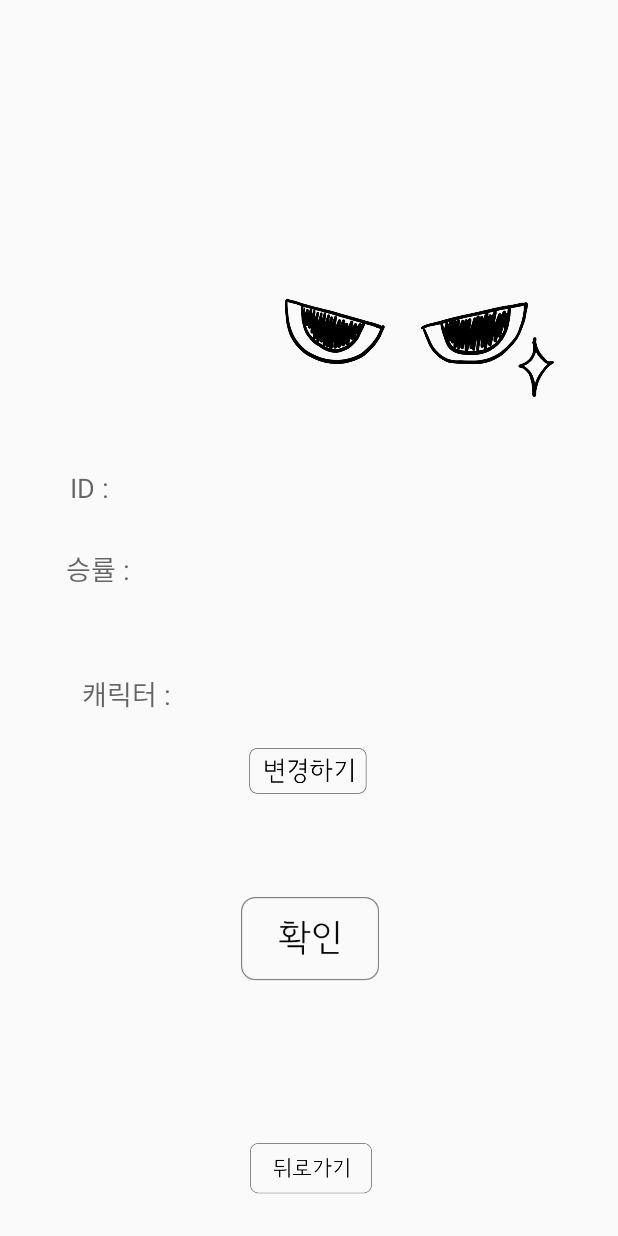
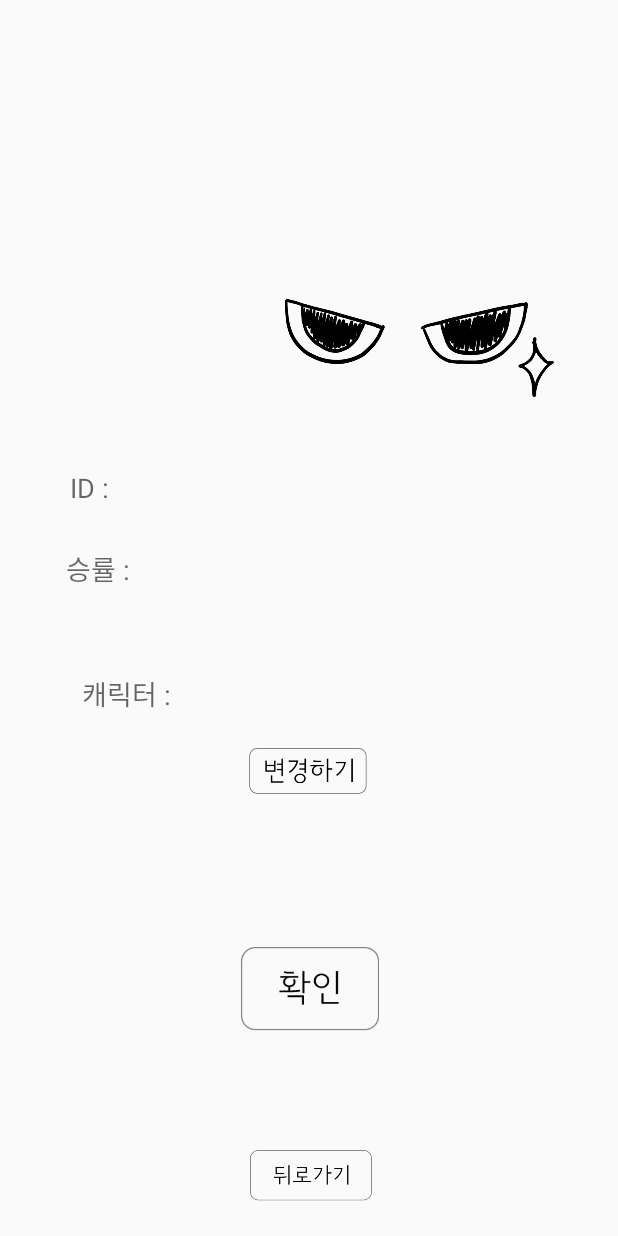
Before and after one commit to rlaeogma12/Online-Eye-Fight-Hanium2018, an Android app: the ProfileActivity screen opened directly, with no data from a screen before it, on a phone screen of 412 x 824 dp. Run offline under Robolectric (Android 15) with nearby library versions, the phone set to English and light mode, and no system bars.

Commit message:
renew UI2

```diff
--- a/app/src/main/java/com/example/cheonyeji/noonsaoomgame/GameActivity.java
+++ b/app/src/main/java/com/example/cheonyeji/noonsaoomgame/GameActivity.java
@@ -122,7 +122,6 @@ public class GameActivity extends AppCompatActivity {
                 {
                     Toast.makeText(getApplicationContext(),"3번 아이템이 클릭되었습니다.",Toast.LENGTH_SHORT).show();
                 }
-
             }
         });
 
--- a/app/src/main/java/com/example/cheonyeji/noonsaoomgame/ProfileActivity.java
+++ b/app/src/main/java/com/example/cheonyeji/noonsaoomgame/ProfileActivity.java
@@ -11,9 +11,10 @@ import android.widget.ImageView;
 import android.widget.TextView;
 
 public class ProfileActivity extends AppCompatActivity {
+    SharedPreferences nickname;
     ImageButton imageButton_confirm, imageButton_change, Button_back;
     ImageView imageview_user;
-    TextView textView_ID, textView_char, textView_record;
+    TextView textView_ID, textView_char, textView_record, player1name;
     int cnt;
 
     // cnt를 그러면 sharedpreference로 만들어야하나? -> 성제오빠 코드랑 비교해서 물어보기
@@ -40,6 +41,9 @@ public class ProfileActivity extends AppCompatActivity {
 
         }
 
+        nickname = getSharedPreferences("nickname", MODE_PRIVATE);
+        TextView player1name = (TextView)findViewById(R.id.player1name);
+        player1name.setText(nickname.getString("nickname",""));
 
         imageButton_change.setOnClickListener(new View.OnClickListener() {
             @Override
--- a/app/src/main/java/com/example/cheonyeji/noonsaoomgame/RoomActivity.java
+++ b/app/src/main/java/com/example/cheonyeji/noonsaoomgame/RoomActivity.java
@@ -18,7 +18,7 @@ public class RoomActivity extends AppCompatActivity {
 
     //사용하는 요소 선언
     ListView RoomList;
-    ImageButton Button_ch, Button_makeRoom, Button_setting, Button_quickStart, Button_send;
+    ImageButton Button_ch, Button_makeRoom, Button_setting, Button_send;
     ArrayList<String> rooms;
     SharedPreferences roomname;
 
@@ -69,7 +69,6 @@ public class RoomActivity extends AppCompatActivity {
 
         Button_makeRoom = this.findViewById(R.id.Button_makeRoom);
         Button_setting = this.findViewById(R.id.Button_setting);
-        Button_quickStart = this.findViewById(R.id.Button_quickStart);
         Button_send = this.findViewById(R.id.Button_send);
 
         Button_makeRoom.setOnClickListener(new View.OnClickListener() {
--- a/app/src/main/res/layout/activity_game.xml
+++ b/app/src/main/res/layout/activity_game.xml
@@ -200,9 +200,10 @@
         android:layout_marginBottom="8dp"
         app:layout_constraintBottom_toTopOf="@+id/Button_item2"
         app:layout_constraintEnd_toEndOf="parent"
-        app:layout_constraintHorizontal_bias="0.505"
+        app:layout_constraintHorizontal_bias="0.526"
         app:layout_constraintStart_toStartOf="parent"
         app:layout_constraintTop_toTopOf="parent"
+        app:layout_constraintVertical_bias="0.071"
         app:srcCompat="@drawable/cutepic" />
 
     <ImageButton
--- a/app/src/main/res/layout/activity_profile.xml
+++ b/app/src/main/res/layout/activity_profile.xml
@@ -109,7 +109,7 @@
         app:layout_constraintHorizontal_bias="0.502"
         app:layout_constraintStart_toStartOf="parent"
         app:layout_constraintTop_toTopOf="parent"
-        app:layout_constraintVertical_bias="0.787" />
+        app:layout_constraintVertical_bias="0.831" />
 
     <ImageButton
         android:id="@+id/Button_back"
@@ -130,4 +130,23 @@
         app:layout_constraintTop_toBottomOf="@+id/imageButton_confirm"
         app:layout_constraintVertical_bias="0.859"
         app:srcCompat="@drawable/back" />
+
+    <TextView
+        android:id="@+id/player1name"
+        android:layout_width="wrap_content"
+        android:layout_height="wrap_content"
+        android:layout_marginStart="8dp"
+        android:layout_marginLeft="8dp"
+        android:layout_marginTop="8dp"
+        android:layout_marginEnd="8dp"
+        android:layout_marginRight="8dp"
+        android:layout_marginBottom="8dp"
+        android:text="TextView"
+        android:textAppearance="@style/TextAppearance.AppCompat.Medium"
+        app:layout_constraintBottom_toBottomOf="parent"
+        app:layout_constraintEnd_toEndOf="parent"
+        app:layout_constraintHorizontal_bias="0.04"
+        app:layout_constraintStart_toEndOf="@+id/textView_ID"
+        app:layout_constraintTop_toTopOf="parent"
+        app:layout_constraintVertical_bias="0.102" />
 </android.support.constraint.ConstraintLayout>
```
Also changed, not shown: app/src/main/res/layout/activity_room.xml (+0 -20 lines).
